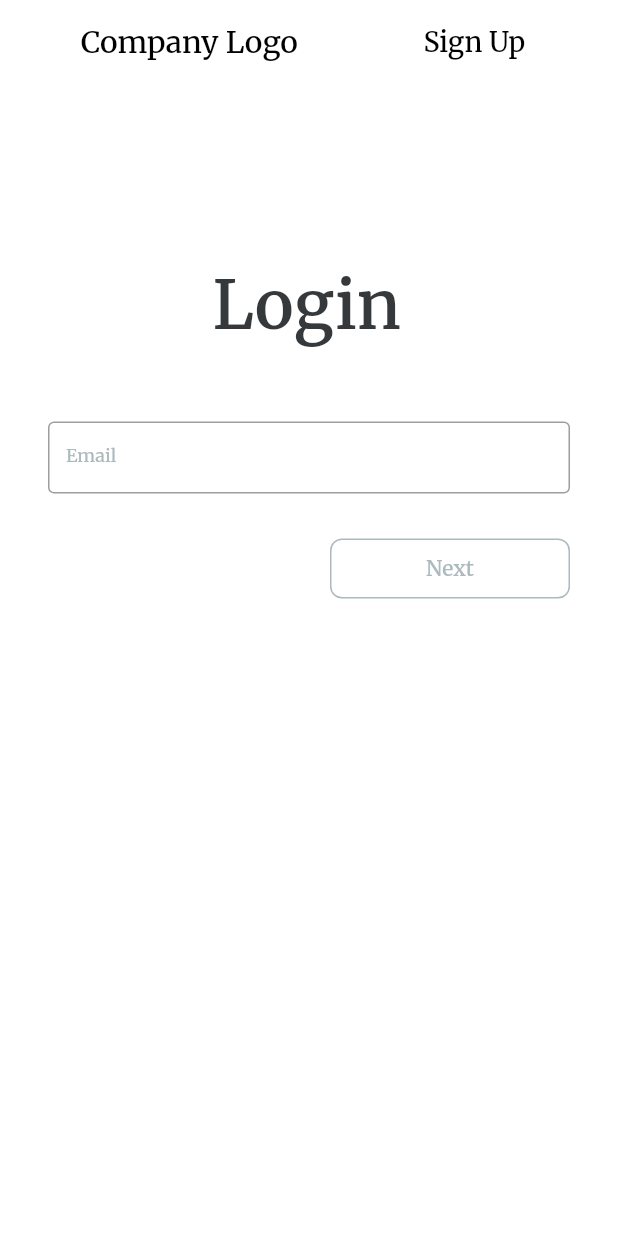
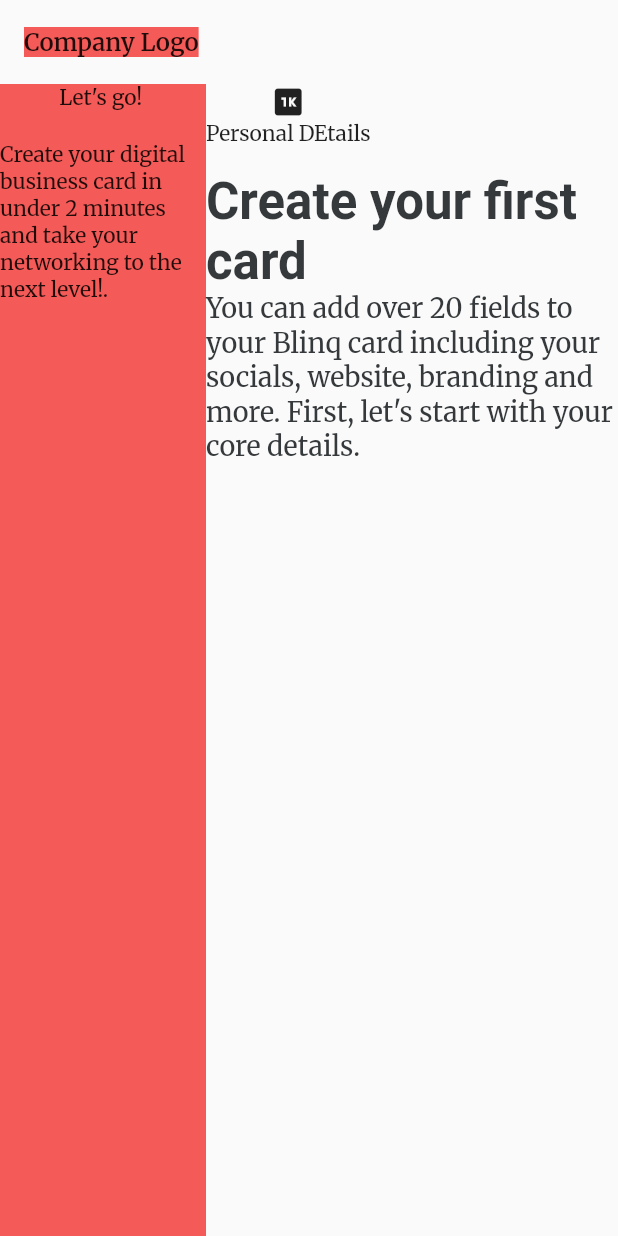
Before and after one commit to DanikingRD/DigitalCardWebFlutter, a Flutter app: the screen it shows after launch, on a phone screen of 412 x 824 dp. Run offline on Flutter 3.47's test engine with Material 2 defaults, Android fonts, the phone set to English and light mode, and no system bars; drawn by our look-alikes of auto_size_text; our stand-ins replace firebase_auth, firebase_core, google_fonts; accounts and stored records are empty; statements that could not run were skipped.

Commit message:
Setup basic theme and start working on onboarding screen

```diff
--- a/lib/authentication/login_screen.dart
+++ b/lib/authentication/login_screen.dart
@@ -50,11 +50,6 @@
   }
 
   @override
-  void didChangeDependencies() {
-    super.didChangeDependencies();
-  }
-
-  @override
   void dispose() {
     _emailController.dispose();
     _passwordController.dispose();
@@ -89,18 +84,16 @@
 
   @override
   Widget build(BuildContext context) {
-    const TextStyle style = TextStyle(color: Colors.black);
+    final textTheme = Theme.of(context).textTheme;
     return Scaffold(
       backgroundColor: Colors.white,
       appBar: AppBar(
-        elevation: 0.0,
-        backgroundColor: Colors.white,
         title: Row(
           children: [
             const Spacer(),
-            const Text(
+            Text(
               'Company Logo',
-              style: style,
+              style: textTheme.bodyLarge,
             ),
             const Spacer(
               flex: 2,
@@ -110,9 +103,15 @@
               style: TextButton.styleFrom(
                 primary: Colors.black,
               ),
-              child: const Text(
-                "Sign Up",
-                style: TextStyle(fontSize: 18),
+              child: Padding(
+                padding: const EdgeInsets.symmetric(
+                  vertical: 6,
+                  horizontal: 16,
+                ),
+                child: Text(
+                  "Sign Up",
+                  style: textTheme.bodyLarge,
+                ),
               ),
             ),
             const Spacer(),
@@ -131,14 +130,10 @@
                   const SizedBox(
                     height: 120,
                   ),
-                  const Center(
+                  Center(
                     child: SelectableText(
                       'Login',
-                      style: TextStyle(
-                        color: kGreyText,
-                        fontWeight: FontWeight.w600,
-                        fontSize: 44,
-                      ),
+                      style: textTheme.headlineLarge,
                     ),
                   ),
                   const SizedBox(
--- a/lib/main.dart
+++ b/lib/main.dart
@@ -1,4 +1,6 @@
 import 'package:digital_card_website/authentication/login_screen.dart';
+import 'package:digital_card_website/colors.dart';
+import 'package:digital_card_website/onboarding/onboarding_screen.dart';
 import 'package:flutter/material.dart';
 import 'package:firebase_core/firebase_core.dart';
 import 'package:google_fonts/google_fonts.dart';
@@ -15,16 +17,45 @@
 
   @override
   Widget build(BuildContext context) {
+    final family = GoogleFonts.merriweather().fontFamily;
+    final headlineLarge = TextStyle(
+      color: kGreyText,
+      fontSize: 44,
+      fontFamily: family,
+      fontWeight: FontWeight.w600,
+    );
     return MaterialApp(
       theme: ThemeData(
-        textTheme: GoogleFonts.merriweatherTextTheme(),
+        appBarTheme: const AppBarTheme(
+          color: Colors.transparent,
+          elevation: 0.0,
+        ),
+        brightness: Brightness.light,
+        textTheme: GoogleFonts.merriweatherTextTheme().copyWith(
+          headlineLarge: TextStyle(
+            color: kGreyText,
+            fontSize: 44,
+            fontFamily: family,
+            fontWeight: FontWeight.w600,
+          ),
+          headlineMedium: const TextStyle(
+            color: kGreyText,
+            fontSize: 34,
+            fontWeight: FontWeight.w600,
+          ),
+          bodyLarge: TextStyle(
+            fontSize: 16,
+            fontFamily: family,
+            fontWeight: FontWeight.w600,
+          ),
+        ),
         // Disable default splash effects
         splashColor: Colors.transparent,
         highlightColor: Colors.transparent,
         hoverColor: Colors.transparent,
       ),
       debugShowCheckedModeBanner: false,
-      home: const LoginScreen(),
+      home: const OnboardingScreen(),
     );
   }
 }
--- /dev/null
+++ b/lib/onboarding/onboarding_screen.dart
@@ -0,0 +1,80 @@
+import 'package:digital_card_website/colors.dart';
+
+import 'package:flutter/material.dart';
+
+class OnboardingScreen extends StatelessWidget {
+  const OnboardingScreen({
+    Key? key,
+  }) : super(key: key);
+
+  @override
+  Widget build(BuildContext context) {
+    final textStyle = Theme.of(context).textTheme;
+    return Scaffold(
+        appBar: AppBar(
+          title: Row(
+            children: [
+              Container(
+                color: kPrimaryColor,
+                child: Text(
+                  'Company Logo',
+                  style: textStyle.bodyLarge,
+                ),
+              ),
+            ],
+          ),
+        ),
+        body: Row(
+          children: [
+            Expanded(
+              child: Container(
+                color: kPrimaryColor,
+                child: Column(
+                  children: const [
+                    SelectableText("Let's go!"),
+                    SizedBox(
+                      height: 20,
+                    ),
+                    SelectableText(
+                      "Create your digital business card in under 2 minutes and take your networking to the next level!.",
+                    ),
+                  ],
+                ),
+              ),
+            ),
+            Expanded(
+              flex: 2,
+              child: Column(
+                crossAxisAlignment: CrossAxisAlignment.start,
+                children: [
+                  Padding(
+                    padding: const EdgeInsets.only(bottom: 16),
+                    child: Row(
+                      children: [
+                        Column(
+                          children: const [
+                            Icon(Icons.one_k),
+                            Text('Personal DEtails')
+                          ],
+                        ),
+                      ],
+                    ),
+                  ),
+                  SelectableText(
+                    'Create your first card',
+                    style: textStyle.headlineMedium,
+                  ),
+                  const SelectableText(
+                    "You can add over 20 fields to your Blinq card including your socials, website, branding and more. First, let's start with your core details.",
+                    style: TextStyle(color: kGreyText, fontSize: 18),
+                  ),
+                  const Spacer(
+                    flex: 3,
+                  ),
+                ],
+              ),
+            ),
+          ],
+        ));
+  }
+}
```
